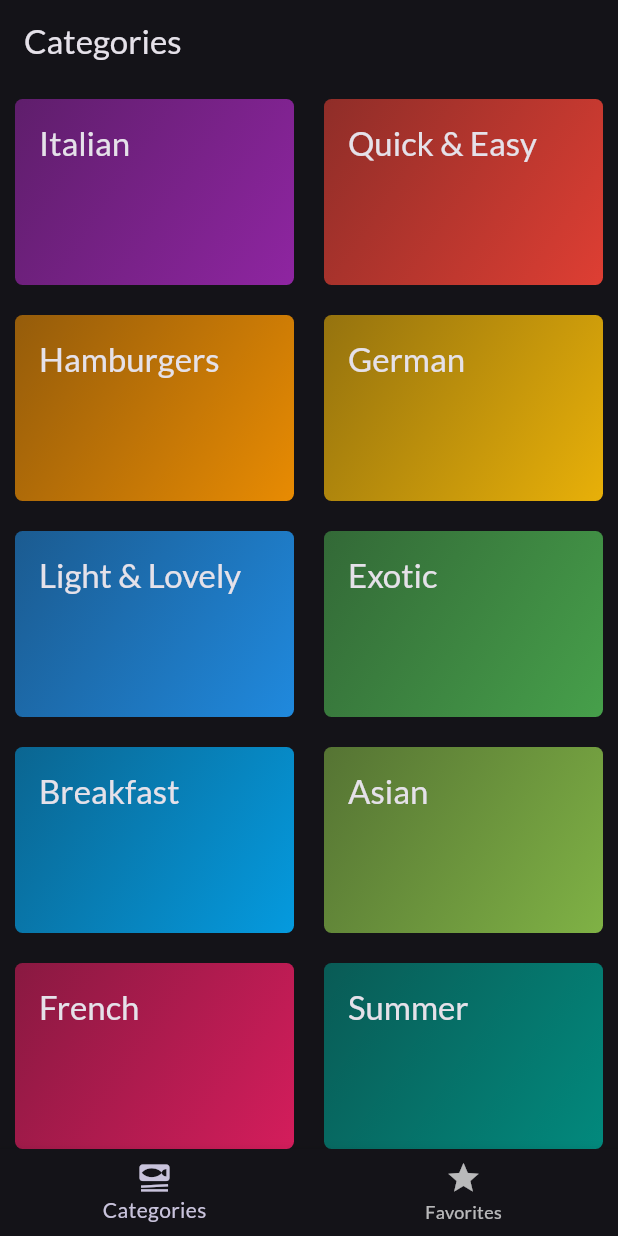
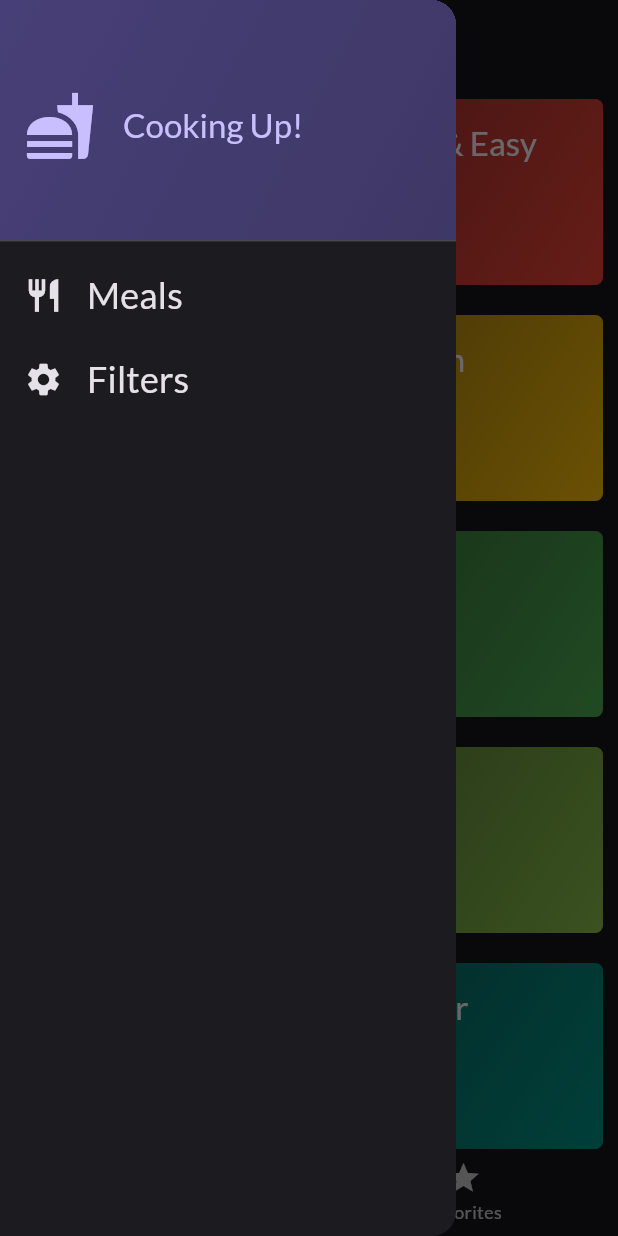
Before and after one commit to AdrianMReds/flutter_mealsapp, a Flutter app: the screen it shows after launch, with the side drawer open (before the commit the screen has no drawer), on a phone screen of 412 x 824 dp. Run offline on Flutter 3.47's test engine with Material 3 defaults, Android fonts, the phone set to English and light mode, and no system bars; our stand-ins replace google_fonts, transparent_image.

Commit message:
Main side drawer

```diff
--- a/lib/main.dart
+++ b/lib/main.dart
@@ -7,7 +7,7 @@ final theme = ThemeData(
   useMaterial3: true,
   colorScheme: ColorScheme.fromSeed(
     brightness: Brightness.dark,
-    seedColor: Color.fromARGB(255, 83, 74, 136),
+    seedColor: const Color.fromARGB(255, 83, 74, 136),
   ),
   textTheme: GoogleFonts.latoTextTheme(),
 );
--- a/lib/screens/tabs.dart
+++ b/lib/screens/tabs.dart
@@ -2,6 +2,7 @@ import 'package:flutter/material.dart';
 import 'package:meals_app/models/meal.dart';
 import 'package:meals_app/screens/categories.dart';
 import 'package:meals_app/screens/meals.dart';
+import 'package:meals_app/widgets/main_drawer.dart';
 
 class TabsScreen extends StatefulWidget {
   const TabsScreen({super.key});
@@ -61,6 +62,7 @@ class _TabsScreenState extends State<TabsScreen> {
       appBar: AppBar(
         title: Text(activePageTitle),
       ),
+      drawer: const MainDrawer(),
       body: activePage,
       bottomNavigationBar: BottomNavigationBar(
         onTap: _selectPage,
--- /dev/null
+++ b/lib/widgets/main_drawer.dart
@@ -0,0 +1,69 @@
+import 'package:flutter/material.dart';
+
+class MainDrawer extends StatelessWidget {
+  const MainDrawer({super.key});
+
+  @override
+  Widget build(BuildContext context) {
+    return Drawer(
+      child: Column(
+        children: [
+          DrawerHeader(
+            decoration: BoxDecoration(
+                gradient: LinearGradient(colors: [
+              Theme.of(context).colorScheme.primaryContainer,
+              Theme.of(context).colorScheme.primaryContainer.withOpacity(0.8)
+            ], begin: Alignment.topLeft, end: Alignment.bottomRight)),
+            child: Row(
+              children: [
+                Icon(
+                  Icons.fastfood,
+                  size: 48,
+                  color: Theme.of(context).colorScheme.primary,
+                ),
+                const SizedBox(width: 18),
+                Text(
+                  'Cooking Up!',
+                  style: Theme.of(context)
+                      .textTheme
+                      .titleLarge!
+                      .copyWith(color: Theme.of(context).colorScheme.primary),
+                )
+              ],
+            ),
+          ),
+          ListTile(
+            leading: Icon(
+              Icons.restaurant,
+              size: 26,
+              color: Theme.of(context).colorScheme.onBackground,
+            ),
+            title: Text(
+              'Meals',
+              style: Theme.of(context).textTheme.titleSmall!.copyWith(
+                    color: Theme.of(context).colorScheme.onBackground,
+                    fontSize: 24,
+                  ),
+            ),
+            onTap: () {},
+          ),
+          ListTile(
+            leading: Icon(
+              Icons.settings,
+              size: 26,
+              color: Theme.of(context).colorScheme.onBackground,
+            ),
+            title: Text(
+              'Filters',
+              style: Theme.of(context).textTheme.titleSmall!.copyWith(
+                    color: Theme.of(context).colorScheme.onBackground,
+                    fontSize: 24,
+                  ),
+            ),
+            onTap: () {},
+          ),
+        ],
+      ),
+    );
+  }
+}
```
Also changed, not shown: 1 other file.
